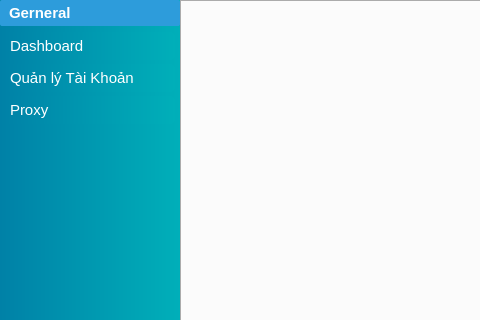
wolfwarriorvn/FacebookScrape, file views/ui/main_window.ui: the form before one commit; both pictures show x 0 to 480 and y 0 to 320 of the 1118 by 681 pixel window.
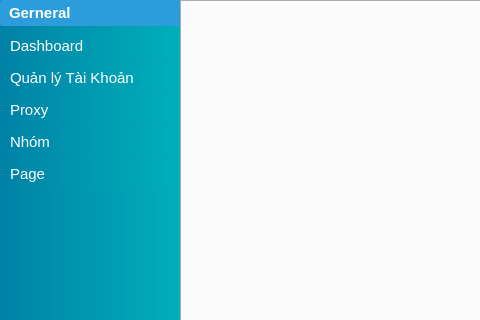
The form after the commit. Icons and pictures are not drawn.

The edit to the form file:
```diff
--- a/views/ui/main_window.ui
+++ b/views/ui/main_window.ui
@@ -231,6 +231,40 @@
              </property>
             </widget>
            </item>
+           <item>
+            <widget class="QPushButton" name="btn_group">
+             <property name="text">
+              <string>Nhóm</string>
+             </property>
+             <property name="icon">
+              <iconset resource="../../icon.qrc">
+               <normaloff>:/new/views/icon/new/group.svg</normaloff>:/new/views/icon/new/group.svg</iconset>
+             </property>
+             <property name="iconSize">
+              <size>
+               <width>20</width>
+               <height>20</height>
+              </size>
+             </property>
+            </widget>
+           </item>
+           <item>
+            <widget class="QPushButton" name="btn_page">
+             <property name="text">
+              <string>Page</string>
+             </property>
+             <property name="icon">
+              <iconset resource="../../icon.qrc">
+               <normaloff>:/new/views/icon/new/page.svg</normaloff>:/new/views/icon/new/page.svg</iconset>
+             </property>
+             <property name="iconSize">
+              <size>
+               <width>20</width>
+               <height>20</height>
+              </size>
+             </property>
+            </widget>
+           </item>
            <item>
             <spacer name="verticalSpacer">
              <property name="orientation">
```
Left out of the diff: 2 changed lines with no effect on the pictures.
